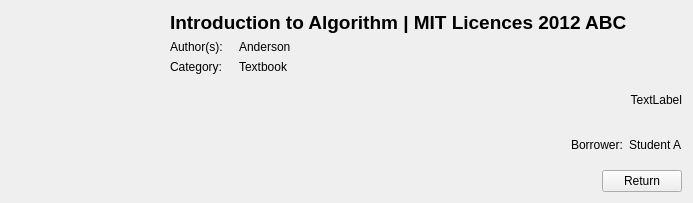
Qt form borroweditemwidget.ui (huyquoctrinh/LibraryManagement) before a commit.
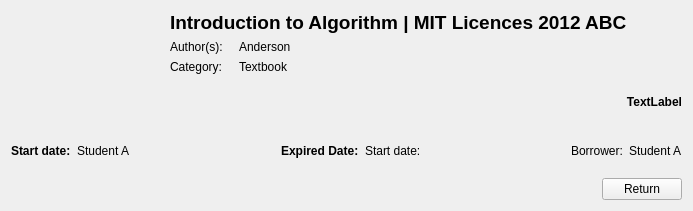
The same form after that commit. Icons and pictures are not drawn.

Patch:
```diff
--- a/borroweditemwidget.ui
+++ b/borroweditemwidget.ui
@@ -7,7 +7,7 @@
     <x>0</x>
     <y>0</y>
     <width>693</width>
-    <height>203</height>
+    <height>211</height>
    </rect>
   </property>
   <property name="windowTitle">
@@ -93,6 +93,11 @@
    </item>
    <item>
     <widget class="QLabel" name="lblReturned">
+     <property name="font">
+      <font>
+       <bold>true</bold>
+      </font>
+     </property>
      <property name="text">
       <string>TextLabel</string>
      </property>
@@ -103,6 +108,57 @@
    </item>
    <item>
     <layout class="QHBoxLayout" name="horizontalLayout_5">
+     <item>
+      <widget class="QLabel" name="label_6">
+       <property name="font">
+        <font>
+         <bold>true</bold>
+        </font>
+       </property>
+       <property name="text">
+        <string>Start date:</string>
+       </property>
+      </widget>
+     </item>
+     <item>
+      <widget class="QLabel" name="lblStartDate">
+       <property name="text">
+        <string>Student A</string>
+       </property>
+      </widget>
+     </item>
+     <item>
+      <spacer name="horizontalSpacer_3">
+       <property name="orientation">
+        <enum>Qt::Horizontal</enum>
+       </property>
+       <property name="sizeHint" stdset="0">
+        <size>
+         <width>40</width>
+         <height>20</height>
+        </size>
+       </property>
+      </spacer>
+     </item>
+     <item>
+      <widget class="QLabel" name="label_100">
+       <property name="font">
+        <font>
+         <bold>true</bold>
+        </font>
+       </property>
+       <property name="text">
+        <string>Expired Date:</string>
+       </property>
+      </widget>
+     </item>
+     <item>
+      <widget class="QLabel" name="lblExpiredDate">
+       <property name="text">
+        <string>Start date:</string>
+       </property>
+      </widget>
+     </item>
      <item>
       <spacer name="horizontalSpacer_2">
        <property name="orientation">
```
